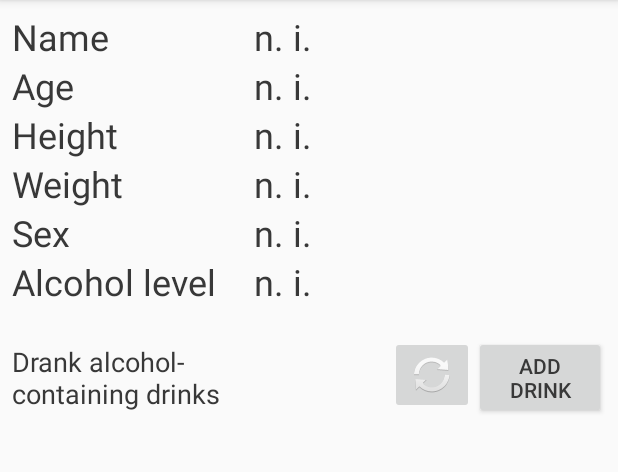
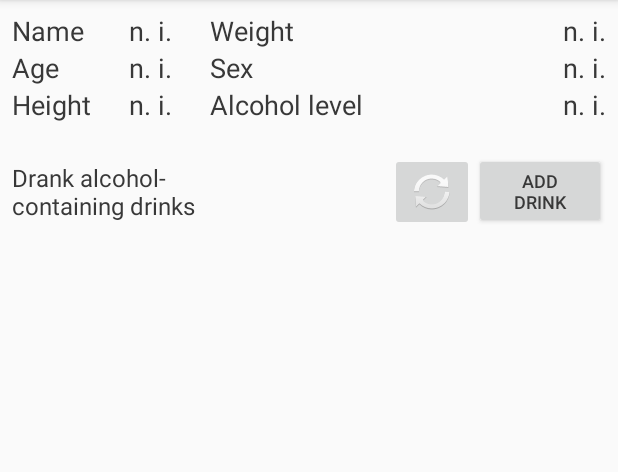
Before and after one commit to AhiruSoftwareCompany/alcoholtestapp, an Android app: the MainActivity screen opened directly, with no data from a screen before it, on a phone screen of 412 x 824 dp, the part 84-556 px from its top. Run offline under Robolectric (Android 15) with nearby library versions, the phone set to English and light mode, and no system bars.

Commit message:
Decreases font size on main screen, #36

```diff
--- a/app/src/main/AndroidManifest.xml
+++ b/app/src/main/AndroidManifest.xml
@@ -1,8 +1,6 @@
 <?xml version="1.0" encoding="utf-8"?>
 <manifest xmlns:android="http://schemas.android.com/apk/res/android"
     package="de.klaushackner.breathalyzer">
-
-    <uses-sdk android:minSdkVersion="19" />
 
     <uses-permission android:name="android.permission.INTERNET" />
 
--- a/app/src/main/res/layout/activity_main.xml
+++ b/app/src/main/res/layout/activity_main.xml
@@ -23,37 +23,19 @@
                 android:layout_width="wrap_content"
                 android:layout_height="wrap_content"
                 android:text="@string/name"
-                android:textSize="24sp" />
+                android:textSize="18sp" />
 
             <TextView
                 android:layout_width="wrap_content"
                 android:layout_height="wrap_content"
                 android:text="@string/age"
-                android:textSize="24sp" />
+                android:textSize="18sp" />
 
             <TextView
                 android:layout_width="wrap_content"
                 android:layout_height="wrap_content"
                 android:text="@string/height"
-                android:textSize="24sp" />
-
-            <TextView
-                android:layout_width="wrap_content"
-                android:layout_height="wrap_content"
-                android:text="@string/weight"
-                android:textSize="24sp" />
-
-            <TextView
-                android:layout_width="wrap_content"
-                android:layout_height="wrap_content"
-                android:text="@string/sex"
-                android:textSize="24sp" />
-
-            <TextView
-                android:layout_width="wrap_content"
-                android:layout_height="wrap_content"
-                android:text="@string/bac"
-                android:textSize="24sp" />
+                android:textSize="18sp" />
 
         </LinearLayout>
 
@@ -61,7 +43,7 @@
             class="android.support.v4.widget.Space"
             android:layout_width="25dp"
             android:layout_height="wrap_content"
-            android:textSize="24sp" />
+            android:textSize="18sp" />
 
         <LinearLayout
             android:layout_width="wrap_content"
@@ -73,42 +55,87 @@
                 android:layout_width="wrap_content"
                 android:layout_height="wrap_content"
                 android:text="@string/no_information"
-                android:textSize="24sp" />
+                android:textSize="18sp" />
 
             <TextView
                 android:id="@+id/age"
                 android:layout_width="wrap_content"
                 android:layout_height="wrap_content"
                 android:text="@string/no_information"
-                android:textSize="24sp" />
+                android:textSize="18sp" />
 
             <TextView
                 android:id="@+id/height"
                 android:layout_width="wrap_content"
                 android:layout_height="wrap_content"
                 android:text="@string/no_information"
-                android:textSize="24sp" />
+                android:textSize="18sp" />
+
+        </LinearLayout>
+
+        <view
+            class="android.support.v4.widget.Space"
+            android:layout_width="25dp"
+            android:layout_height="wrap_content"
+            android:textSize="18sp" />
+
+        <LinearLayout
+            android:layout_width="wrap_content"
+            android:layout_height="wrap_content"
+            android:orientation="vertical">
+
+            <TextView
+                android:layout_width="wrap_content"
+                android:layout_height="wrap_content"
+                android:text="@string/weight"
+                android:textSize="18sp" />
+
+            <TextView
+                android:layout_width="wrap_content"
+                android:layout_height="wrap_content"
+                android:text="@string/sex"
+                android:textSize="18sp" />
+
+            <TextView
+                android:layout_width="wrap_content"
+                android:layout_height="wrap_content"
+                android:text="@string/bac"
+                android:textSize="18sp" />
+
+        </LinearLayout>
+
+        <view
+            class="android.support.v4.widget.Space"
+            android:layout_width="25dp"
+            android:layout_height="wrap_content"
+            android:layout_weight="1"
+            android:textSize="18sp" />
+
+        <LinearLayout
+            android:layout_width="wrap_content"
+            android:layout_height="wrap_content"
+            android:orientation="vertical">
 
             <TextView
                 android:id="@+id/weight"
                 android:layout_width="wrap_content"
                 android:layout_height="wrap_content"
                 android:text="@string/no_information"
-                android:textSize="24sp" />
+                android:textSize="18sp" />
 
             <TextView
                 android:id="@+id/sex"
                 android:layout_width="wrap_content"
                 android:layout_height="wrap_content"
                 android:text="@string/no_information"
-                android:textSize="24sp" />
+                android:textSize="18sp" />
 
             <TextView
                 android:id="@+id/bac"
                 android:layout_width="match_parent"
                 android:layout_height="wrap_content"
                 android:text="@string/no_information"
-                android:textSize="24sp" />
+                android:textSize="18sp" />
         </LinearLayout>
 
     </LinearLayout>
@@ -129,7 +156,7 @@
             android:layout_height="fill_parent"
             android:gravity="center|start"
             android:text="@string/consumed_drinks"
-            android:textSize="18sp" />
+            android:textSize="16sp" />
 
         <Space
             android:layout_width="0dp"
@@ -148,7 +175,8 @@
             android:layout_width="wrap_content"
             android:layout_height="wrap_content"
             android:elevation="0dp"
-            android:text="@string/add_drink_button" />
+            android:text="@string/add_drink_button"
+            android:textSize="12sp" />
 
     </LinearLayout>
 
```
Also changed, not shown: app/build.gradle (+5 -4 lines), app/src/main/res/layout/items_drink.xml (+10 -7 lines).
